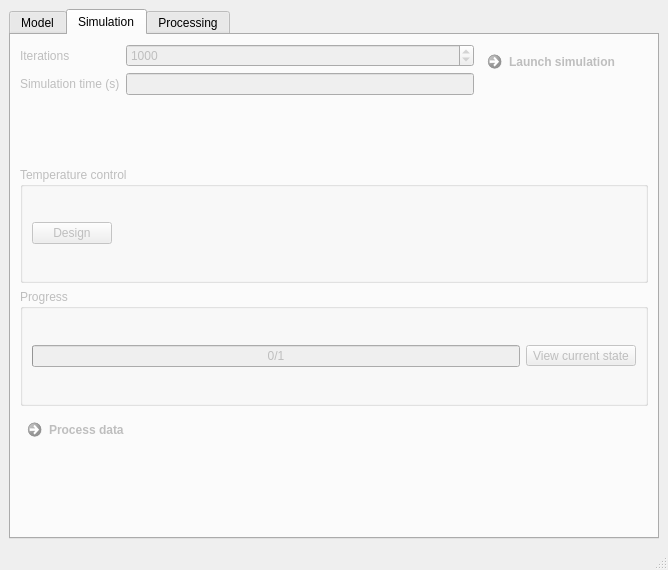
The window that moldyn/ui/qt/mainwindow.ui (open-moldyn/moldyn) describes before a commit, drawn with Qt 5.
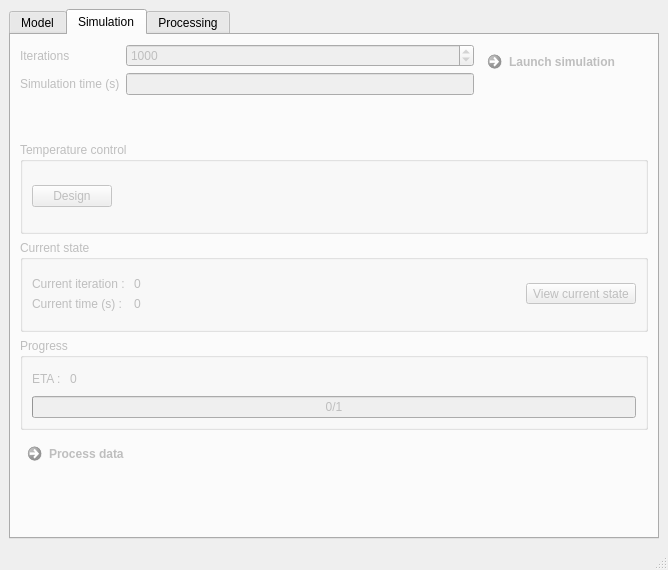
The same window after the commit. The open tabs and pages were chosen to show the change.

Commit message: Amélioration de l'indication de progression

```diff
--- a/moldyn/ui/qt/mainwindow.ui
+++ b/moldyn/ui/qt/mainwindow.ui
@@ -96,13 +96,40 @@
         <string>Simulation</string>
        </attribute>
        <layout class="QGridLayout" name="gridLayout_3">
-        <item row="3" column="0" colspan="2">
+        <item row="4" column="0" colspan="2">
          <widget class="QGroupBox" name="progress_groupBox">
           <property name="title">
            <string>Progress</string>
           </property>
           <layout class="QGridLayout" name="gridLayout_4">
+           <item row="0" column="1">
+            <widget class="QLabel" name="ETA">
+             <property name="text">
+              <string>0</string>
+             </property>
+            </widget>
+           </item>
            <item row="0" column="0">
+            <widget class="QLabel" name="label_3">
+             <property name="text">
+              <string>ETA : </string>
+             </property>
+            </widget>
+           </item>
+           <item row="0" column="2">
+            <spacer name="horizontalSpacer_4">
+             <property name="orientation">
+              <enum>Qt::Horizontal</enum>
+             </property>
+             <property name="sizeHint" stdset="0">
+              <size>
+               <width>40</width>
+               <height>20</height>
+              </size>
+             </property>
+            </spacer>
+           </item>
+           <item row="1" column="0" colspan="3">
             <widget class="QProgressBar" name="simuProgressBar">
              <property name="maximum">
               <number>1</number>
@@ -115,13 +142,6 @@
              </property>
             </widget>
            </item>
-           <item row="0" column="1">
-            <widget class="QToolButton" name="RTViewBtn">
-             <property name="text">
-              <string>View current state</string>
-             </property>
-            </widget>
-           </item>
           </layout>
          </widget>
         </item>
@@ -132,6 +152,16 @@
           </property>
          </widget>
         </item>
+        <item row="5" column="0" colspan="2">
+         <widget class="QCommandLinkButton" name="gotoProcessBtn">
+          <property name="enabled">
+           <bool>false</bool>
+          </property>
+          <property name="text">
+           <string>Process data</string>
+          </property>
+         </widget>
+        </item>
         <item row="1" column="0">
          <layout class="QFormLayout" name="formLayout">
           <item row="0" column="0">
@@ -166,16 +196,6 @@
           </item>
          </layout>
         </item>
-        <item row="4" column="0" colspan="2">
-         <widget class="QCommandLinkButton" name="gotoProcessBtn">
-          <property name="enabled">
-           <bool>false</bool>
-          </property>
-          <property name="text">
-           <string>Process data</string>
-          </property>
-         </widget>
-        </item>
         <item row="2" column="0" colspan="2">
          <widget class="QGroupBox" name="temperature_groupBox">
           <property name="title">
@@ -205,6 +225,67 @@
           </layout>
          </widget>
         </item>
+        <item row="3" column="0" colspan="2">
+         <widget class="QGroupBox" name="groupBox_3">
+          <property name="title">
+           <string>Current state</string>
+          </property>
+          <layout class="QGridLayout" name="gridLayout_6">
+           <item row="1" column="1">
+            <spacer name="horizontalSpacer_3">
+             <property name="orientation">
+              <enum>Qt::Horizontal</enum>
+             </property>
+             <property name="sizeHint" stdset="0">
+              <size>
+               <width>40</width>
+               <height>20</height>
+              </size>
+             </property>
+            </spacer>
+           </item>
+           <item row="1" column="2">
+            <widget class="QToolButton" name="RTViewBtn">
+             <property name="text">
+              <string>View current state</string>
+             </property>
+            </widget>
+           </item>
+           <item row="1" column="0">
+            <layout class="QFormLayout" name="formLayout_2">
+             <item row="0" column="0">
+              <widget class="QLabel" name="currentIterationLabel">
+               <property name="text">
+                <string>Current iteration : </string>
+               </property>
+              </widget>
+             </item>
+             <item row="0" column="1">
+              <widget class="QLabel" name="currentIteration">
+               <property name="text">
+                <string>0</string>
+               </property>
+              </widget>
+             </item>
+             <item row="1" column="0">
+              <widget class="QLabel" name="label_4">
+               <property name="text">
+                <string>Current time (s) : </string>
+               </property>
+              </widget>
+             </item>
+             <item row="1" column="1">
+              <widget class="QLabel" name="currentTime">
+               <property name="text">
+                <string>0</string>
+               </property>
+              </widget>
+             </item>
+            </layout>
+           </item>
+          </layout>
+         </widget>
+        </item>
        </layout>
       </widget>
       <widget class="QWidget" name="tab_processing">
```
The commit also changes 2 other files.
